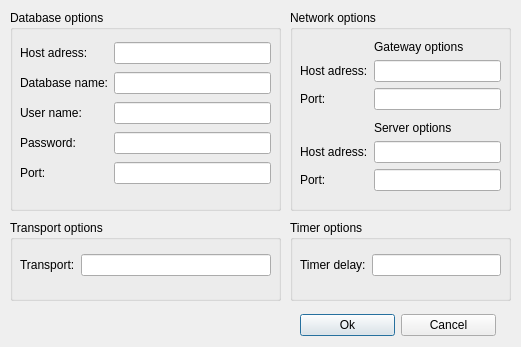
Before: the Qt Designer form ddocclient/app/dyndoc_synch/UserInterface/dyndocForm/options_dialog.ui in YuriyRusinov/reper, drawn with Qt 5.
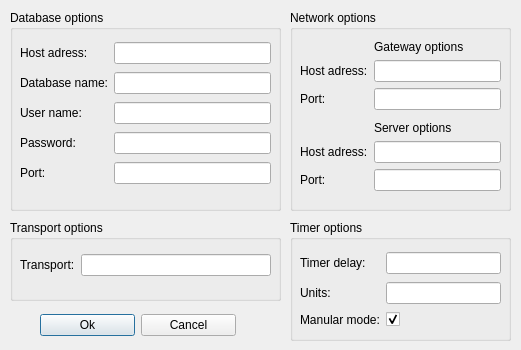
After: the same form once the commit is applied.

The edit to the form file:
```diff
--- a/ddocclient/app/dyndoc_synch/UserInterface/dyndocForm/options_dialog.ui
+++ b/ddocclient/app/dyndoc_synch/UserInterface/dyndocForm/options_dialog.ui
@@ -7,7 +7,7 @@
     <x>0</x>
     <y>0</y>
     <width>521</width>
-    <height>347</height>
+    <height>350</height>
    </rect>
   </property>
   <property name="windowTitle">
@@ -227,7 +227,7 @@
      <x>290</x>
      <y>220</y>
      <width>221</width>
-     <height>81</height>
+     <height>121</height>
     </rect>
    </property>
    <property name="title">
@@ -239,10 +239,13 @@
       <x>10</x>
       <y>30</y>
       <width>201</width>
-      <height>31</height>
+      <height>79</height>
      </rect>
     </property>
     <layout class="QGridLayout" name="gridLayout_4">
+     <item row="1" column="1">
+      <widget class="QLineEdit" name="lineEdit_timerUnits"/>
+     </item>
      <item row="0" column="1">
       <widget class="QLineEdit" name="lineEdit_delay"/>
      </item>
@@ -253,13 +256,37 @@
        </property>
       </widget>
      </item>
+     <item row="1" column="0">
+      <widget class="QLabel" name="label_18">
+       <property name="text">
+        <string>Units:</string>
+       </property>
+      </widget>
+     </item>
+     <item row="2" column="0">
+      <widget class="QLabel" name="label_19">
+       <property name="text">
+        <string>Manular mode:</string>
+       </property>
+      </widget>
+     </item>
+     <item row="2" column="1">
+      <widget class="QCheckBox" name="checkBox">
+       <property name="text">
+        <string/>
+       </property>
+       <property name="checked">
+        <bool>true</bool>
+       </property>
+      </widget>
+     </item>
     </layout>
    </widget>
   </widget>
   <widget class="QWidget" name="horizontalLayoutWidget">
    <property name="geometry">
     <rect>
-     <x>300</x>
+     <x>40</x>
      <y>310</y>
      <width>196</width>
      <height>31</height>
```
